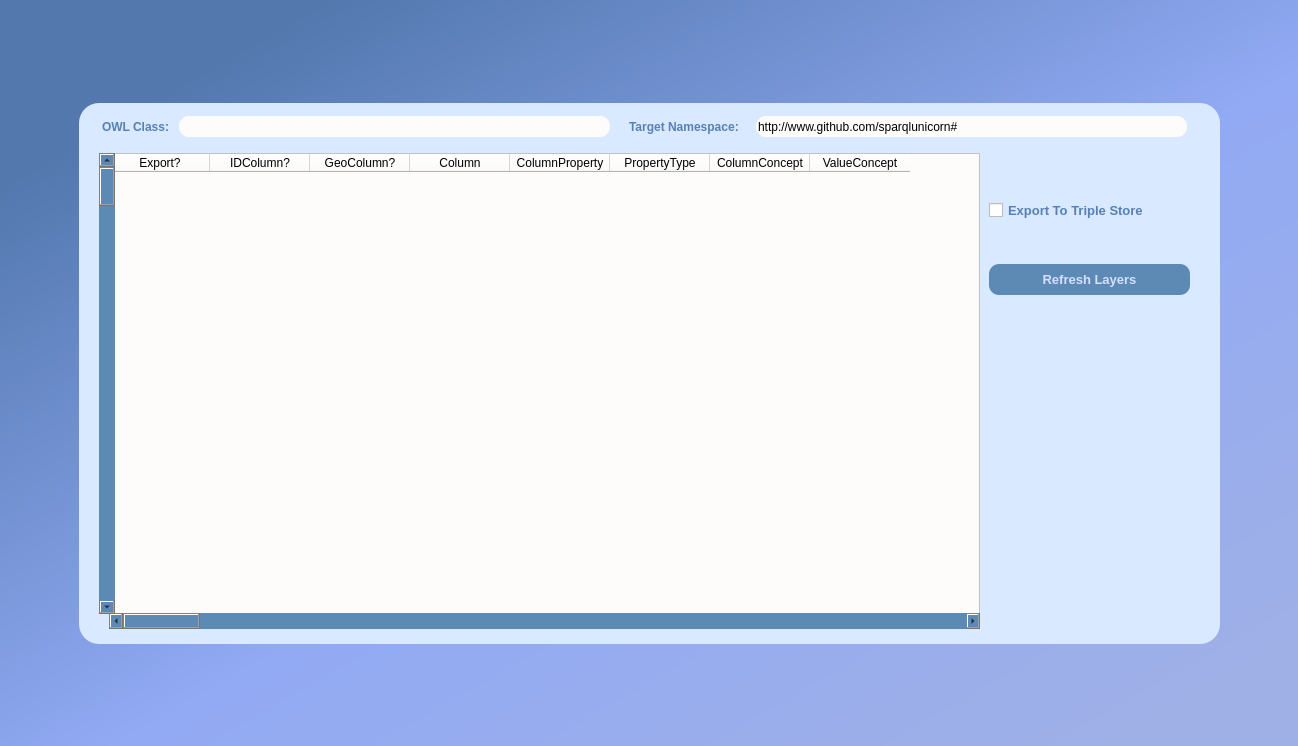
Old version of the form Interlink.ui in the repository Cprudhomme/SpaLOD_qgis_plugin.
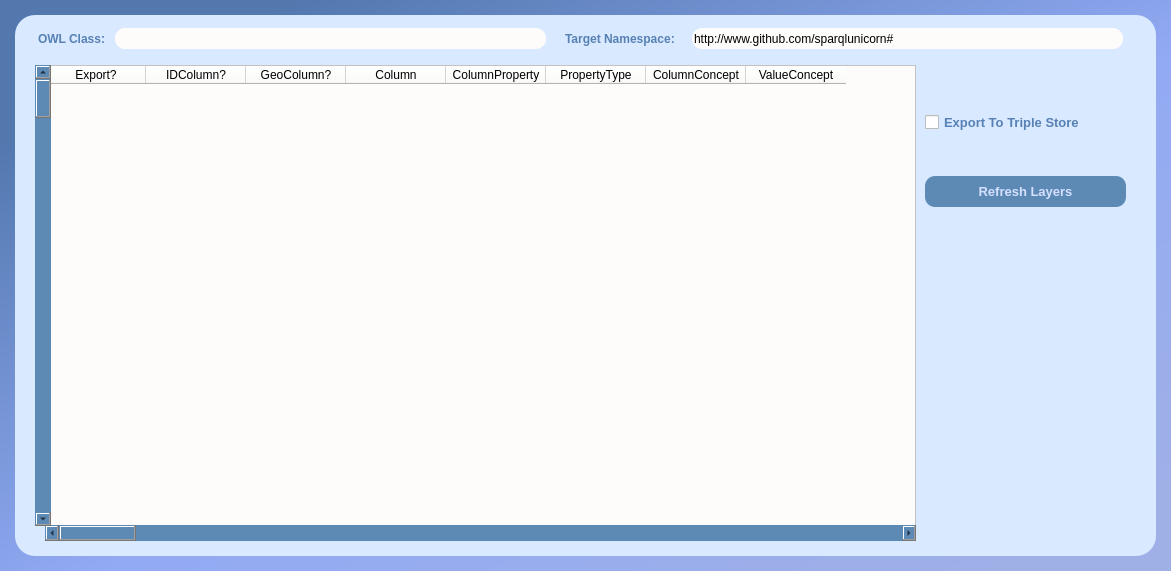
New version of the form.

Diff of the .ui file:
```diff
--- a/Interlink.ui
+++ b/Interlink.ui
@@ -6,8 +6,8 @@
    <rect>
     <x>0</x>
     <y>0</y>
-    <width>1298</width>
-    <height>746</height>
+    <width>1171</width>
+    <height>571</height>
    </rect>
   </property>
   <property name="windowTitle">
```
